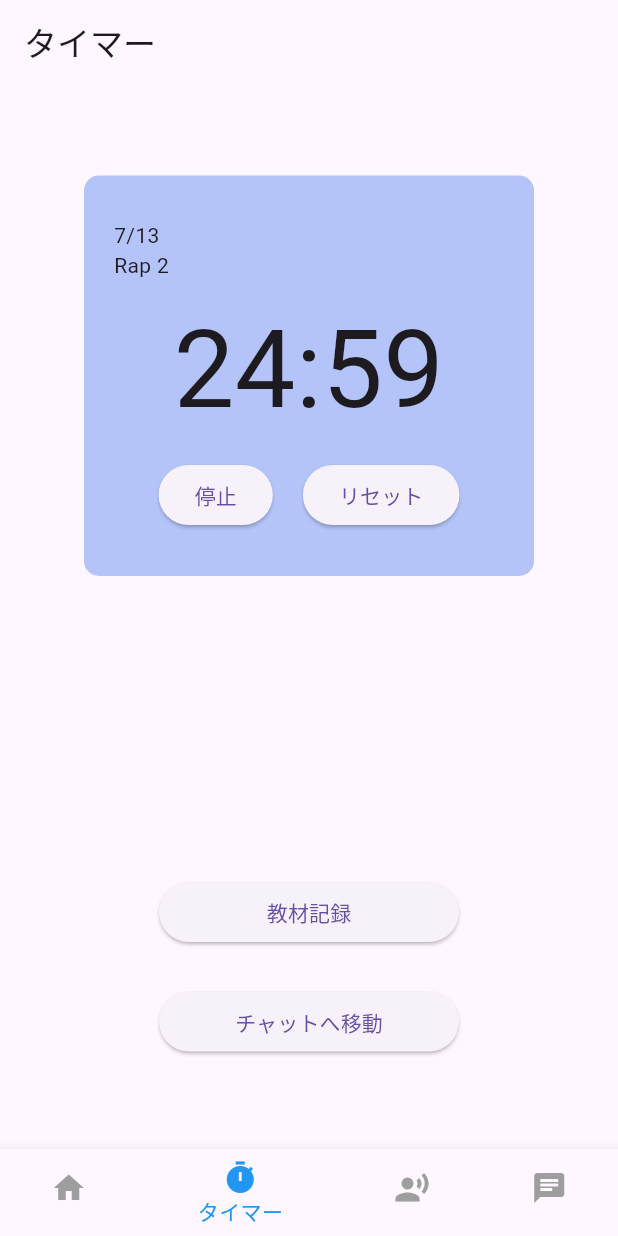
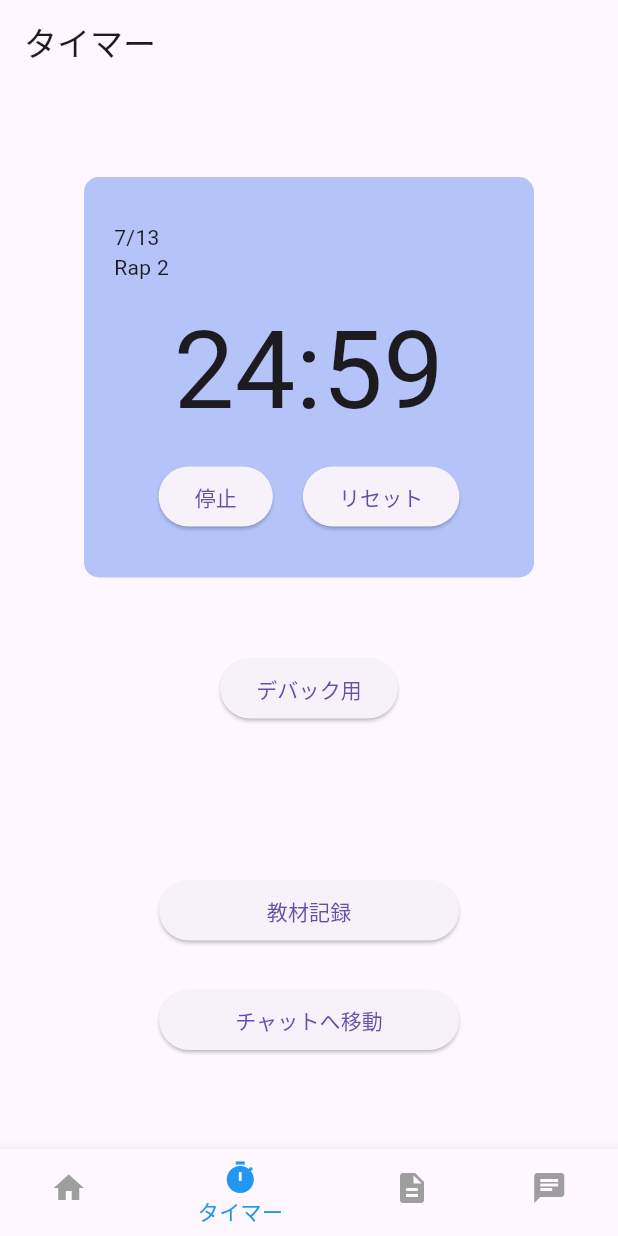
Before and after one commit to east-kite/co_study, a Flutter app: the screen it shows after launch, item 2 of the bottom bar chosen, after a tap on "開始", on a phone screen of 412 x 824 dp. Run offline on Flutter 3.47's test engine with Material 3 defaults, Android fonts, the phone set to English and light mode, and no system bars.

Commit message:
add timer debug mode

```diff
--- a/lib/main.dart
+++ b/lib/main.dart
@@ -59,7 +59,7 @@ class _MyHomePageState extends State<MyHomePage> {
             label: 'タイマー',
           ),
           BottomNavigationBarItem(
-            icon: Icon(Icons.record_voice_over),
+            icon: Icon(Icons.description),
             label: '記録',
           ),
           BottomNavigationBarItem(
--- a/lib/widgets/solo_timer_page.dart
+++ b/lib/widgets/solo_timer_page.dart
@@ -1,5 +1,7 @@
 import 'package:co_study/widgets/timer/chat_button.dart';
 import 'package:co_study/widgets/timer/record_button.dart';
+import 'package:co_study/widgets/timer/timer_day.dart';
+import 'package:co_study/widgets/timer/timer_rap.dart';
 import 'package:flutter/material.dart';
 import 'dart:async';
 
@@ -13,6 +15,7 @@ class _SoloTimerPageState extends State<SoloTimerPage> {
   int _remainingTime = _workDuration;
   bool _isActive = false;
   late Timer _timer;
+  Color _containerColor = const Color.fromRGBO(180, 196, 249, 1); // タイマーの背景
 
   void _startTimer() {
     _isActive = true;
@@ -22,7 +25,7 @@ class _SoloTimerPageState extends State<SoloTimerPage> {
           _remainingTime--;
         } else {
           _isActive = false;
-          _timer!.cancel();
+          _timer.cancel();
         }
       });
     });
@@ -68,38 +71,14 @@ class _SoloTimerPageState extends State<SoloTimerPage> {
             Container(
               padding: const EdgeInsets.symmetric(vertical: 30, horizontal: 10),
               decoration: BoxDecoration(
-                color: const Color.fromRGBO(180, 196, 249, 1),
+                color: _containerColor,
                 borderRadius: BorderRadius.circular(10),
               ),
               constraints: const BoxConstraints(maxWidth: 300),
               child: Column(
                 children: [
-                  const Padding(
-                    padding: EdgeInsets.only(left: 10),
-                    child: Row(
-                      children: [
-                        Expanded(
-                          child: Text(
-                            "7/13",
-                            textAlign: TextAlign.start,
-                          ),
-                        ),
-                      ],
-                    ),
-                  ),
-                  const Padding(
-                    padding: EdgeInsets.only(left: 10),
-                    child: Row(
-                      children: [
-                        Expanded(
-                          child: Text(
-                            "Rap 2",
-                            textAlign: TextAlign.start,
-                          ),
-                        ),
-                      ],
-                    ),
-                  ),
+                  timer_day(),
+                  timer_rap(),
                   Padding(
                     padding: const EdgeInsets.all(8.0),
                     child: Text(
@@ -125,7 +104,19 @@ class _SoloTimerPageState extends State<SoloTimerPage> {
                 ],
               ),
             ),
-            const SizedBox(height: 200),
+            const SizedBox(height: 50),
+            ElevatedButton(
+              onPressed: () {
+                setState(() {
+                  _remainingTime = 300;
+                  _isActive = false;
+                  _timer.cancel();
+                  _containerColor = Colors.yellow;
+                });
+              },
+              child: const Text('デバック用'),
+            ),
+            const SizedBox(height: 100),
             const SizedBox(
               width: 200,
               child: record_button(),
--- /dev/null
+++ b/lib/widgets/timer/timer_day.dart
@@ -0,0 +1,24 @@
+import 'package:flutter/material.dart';
+
+class timer_day extends StatelessWidget {
+  const timer_day({
+    super.key,
+  });
+
+  @override
+  Widget build(BuildContext context) {
+    return const Padding(
+      padding: EdgeInsets.only(left: 10),
+      child: Row(
+        children: [
+          Expanded(
+            child: Text(
+              "7/13",
+              textAlign: TextAlign.start,
+            ),
+          ),
+        ],
+      ),
+    );
+  }
+}
--- /dev/null
+++ b/lib/widgets/timer/timer_rap.dart
@@ -0,0 +1,24 @@
+import 'package:flutter/material.dart';
+
+class timer_rap extends StatelessWidget {
+  const timer_rap({
+    super.key,
+  });
+
+  @override
+  Widget build(BuildContext context) {
+    return const Padding(
+      padding: EdgeInsets.only(left: 10),
+      child: Row(
+        children: [
+          Expanded(
+            child: Text(
+              "Rap 2",
+              textAlign: TextAlign.start,
+            ),
+          ),
+        ],
+      ),
+    );
+  }
+}
```
Also changed, not shown: 1 other file.
